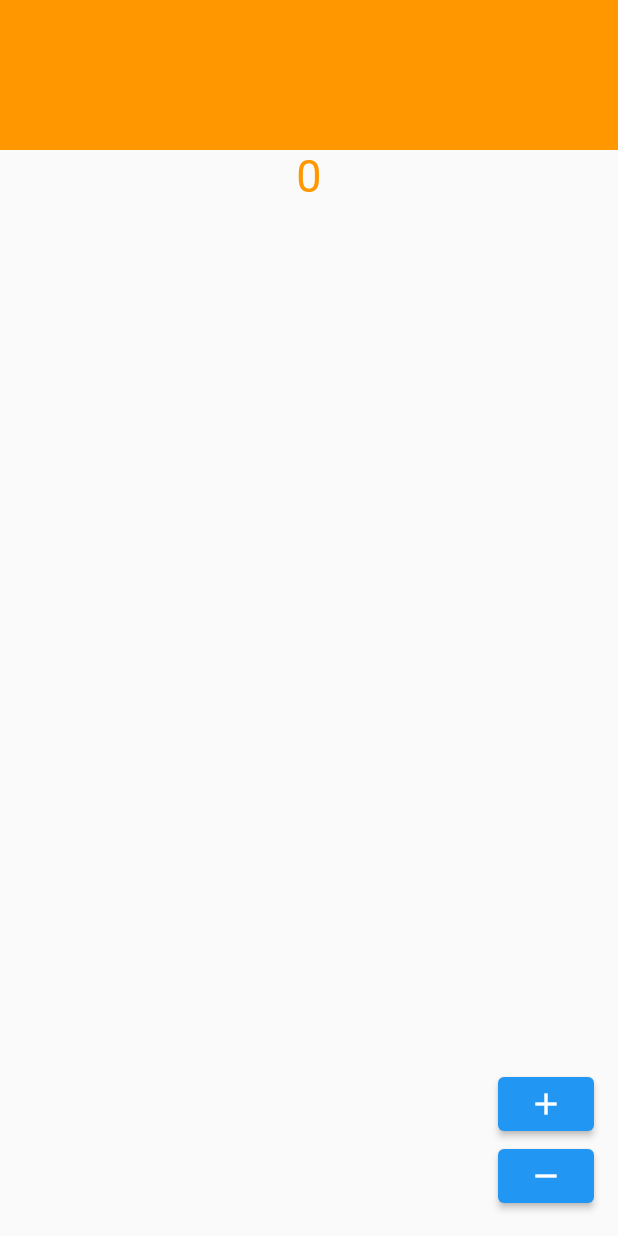
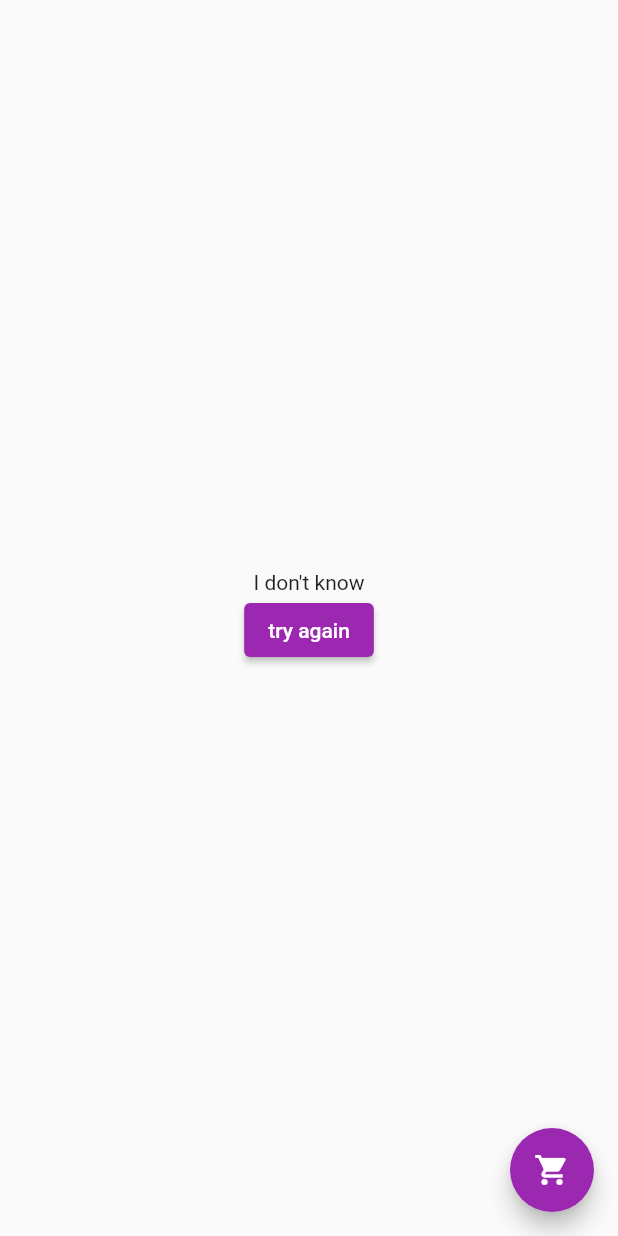
Before and after one commit to nguyentrungnam1/MyApp, a Flutter app: the screen it shows after launch, on a phone screen of 412 x 824 dp. Run offline on Flutter 3.47's test engine with Material 2 defaults, Android fonts, the phone set to English and light mode, and no system bars; our stand-ins replace bloc, dio, flutter_bloc; project files that could hold a hidden picture were left out.

Commit message:
state management bloc

```diff
--- a/lib/bloc/bloc/product_bloc.dart
+++ /dev/null
@@ -1,31 +0,0 @@
-import 'package:bloc/bloc.dart';
-import 'package:equatable/equatable.dart';
-import 'package:my_app/model/product_model.dart';
-
-part 'product_event.dart';
-part 'product_state.dart';
-
-class ProductBloc extends Bloc<ProductEvent, ProductState> {
-  ProductBloc() : super(ProductInitial()) {
-    on<ProductLoadedCounter>((event, emit) async {
-      await Future.delayed(Duration(seconds: 2));
-      emit(const ProductLoaded(product: <Product>[]));
-    });
-
-    on<AddProduct>((event, emit) {
-      if (state is ProductLoaded) {
-        final state = this.state as ProductLoaded;
-        emit(ProductLoaded(
-            product: List.from(state.product)..add(event.product)));
-      }
-    });
-
-    on<RemoveProduct>((event, emit) {
-      if (state is ProductLoaded) {
-        final state = this.state as ProductLoaded;
-        emit(ProductLoaded(
-            product: List.from(state.product)..remove(event.product)));
-      }
-    });
-  }
-}
--- a/lib/bloc/bloc/product_event.dart
+++ /dev/null
@@ -1,28 +0,0 @@
-part of 'product_bloc.dart';
-
-abstract class ProductEvent extends Equatable {
-  const ProductEvent();
-
-  @override
-  List<Object> get props => [];
-}
-
-class ProductLoadedCounter extends ProductEvent {}
-
-class AddProduct extends ProductEvent {
-  final Product product;
-
-  const AddProduct({required this.product});
-
-  @override
-  List<Object> get props => [product];
-}
-
-class RemoveProduct extends ProductEvent {
-  final Product product;
-
-  const RemoveProduct({required this.product});
-
-  @override
-  List<Object> get props => [product];
-}
--- a/lib/bloc/bloc/product_state.dart
+++ /dev/null
@@ -1,19 +0,0 @@
-part of 'product_bloc.dart';
-
-abstract class ProductState extends Equatable {
-  const ProductState();
-
-  @override
-  List<Object> get props => [];
-}
-
-class ProductInitial extends ProductState {}
-
-class ProductLoaded extends ProductState {
-  final List<Product> product;
-
-  const ProductLoaded({required this.product});
-
-  @override
-  List<Object> get props => [product];
-}
--- a/lib/main.dart
+++ b/lib/main.dart
@@ -1,107 +1,6 @@
-import 'dart:math';
-
 import 'package:flutter/material.dart';
-import 'package:flutter_bloc/flutter_bloc.dart';
-import 'package:my_app/bloc/bloc/product_bloc.dart';
-import 'package:my_app/model/product_model.dart';
+import 'package:my_app/store/store_view/strore_view.dart';
 
 void main() {
-  runApp(const MyApp());
+  runApp(const StoreApp());
 }
-
-class MyApp extends StatelessWidget {
-  const MyApp({Key? key}) : super(key: key);
-
-  // This widget is the root of your application.
-  @override
-  Widget build(BuildContext context) {
-    return MultiBlocProvider(
-      providers: [
-        BlocProvider(
-          create: (context) => ProductBloc()..add(ProductLoadedCounter()),
-        )
-      ],
-      child: MaterialApp(
-        debugShowCheckedModeBanner: false,
-        title: 'Flutter Demo',
-        theme: ThemeData(
-          primarySwatch: Colors.blue,
-        ),
-        home: const HomeScreen(),
-      ),
-    );
-  }
-}
-
-class HomeScreen extends StatelessWidget {
-  const HomeScreen({super.key});
-
-  @override
-  Widget build(BuildContext context) {
-    return Scaffold(
-        body: BlocBuilder<ProductBloc, ProductState>(
-          builder: (context, state) {
-            if (state is ProductInitial) {
-              return const CircularProgressIndicator();
-            }
-            if (state is ProductLoaded) {
-              return Column(
-                mainAxisAlignment: MainAxisAlignment.start,
-                children: [
-                  Container(
-                    height: 100,
-                    color: Colors.orange,
-                  ),
-                  Text(
-                    "${state.product.length}",
-                    style: TextStyle(color: Colors.orange, fontSize: 30),
-                  ),
-                  SizedBox(
-                    height: MediaQuery.of(context).size.height / 1.5,
-                    width: MediaQuery.of(context).size.width,
-                    child: Stack(
-                      alignment: Alignment.center,
-                      clipBehavior: Clip.none,
-                      children: [
-                        for (int index = 0;
-                            index < state.product.length;
-                            index++)
-                          Positioned(
-                              left: Random().nextInt(250).toDouble(),
-                              right: Random().nextInt(400).toDouble(),
-                              child: SizedBox(
-                                height: 100,
-                                width: 100,
-                                child: state.product[index].image,
-                              ))
-                      ],
-                    ),
-                  )
-                ],
-              );
-            } else {
-              return Text("something wrong");
-            }
-          },
-        ),
-        floatingActionButton: Column(
-          mainAxisAlignment: MainAxisAlignment.end,
-          children: [
-            ElevatedButton(
-                onPressed: () {
-                  context
-                      .read<ProductBloc>()
-                      .add(AddProduct(product: Product.products[1]));
-                },
-                child: Icon(Icons.add)),
-            ElevatedButton(
-                onPressed: () {
-                  context
-                      .read<ProductBloc>()
-                      .add(RemoveProduct(product: Product.products[1]));
-                },
-                child: Icon(Icons.remove)),
-          ],
-        ));
-  }
-}
--- a/lib/model/product_model.dart
+++ /dev/null
@@ -1,16 +0,0 @@
-import 'package:equatable/equatable.dart';
-import 'package:flutter/material.dart';
-
-class Product extends Equatable {
-  final String id;
-  final String name;
-  final Image image;
-  Product({required this.id, required this.name, required this.image});
-  @override
-  List<Object?> get props => [id, name, image];
-
-  static List<Product> products = [
-    Product(id: "1", name: "test1", image: Image.asset("assets/images/1.png")),
-    Product(id: "2", name: "test2", image: Image.asset("assets/images/2.png"))
-  ];
-}
--- /dev/null
+++ b/lib/store/bloc/product_bloc.dart
@@ -0,0 +1,38 @@
+// ignore: depend_on_referenced_packages
+import 'package:bloc/bloc.dart';
+import 'package:my_app/store/repository/product_repository.dart';
+import 'package:my_app/store/store.dart';
+
+class ProductBloc extends Bloc<ProductEvent, ProductState> {
+  ProductRepository api = ProductRepository();
+  ProductBloc() : super(ProductState()) {
+    on<StoreProductRequest>(
+      (event, emit) async {
+        try {
+          emit(state.copywith1(storeRequest: StoreRequest.requestInProcess));
+
+          final reponse = await api.getProduct();
+          emit(state.copywith1(
+              storeRequest: StoreRequest.requestSuccess, products: reponse));
+        } catch (e) {
+          emit(state.copywith1(storeRequest: StoreRequest.requestFailure));
+        }
+      },
+    );
+    on<AddProductToCart>((event, emit) async {
+      emit(state.copywith1(cartId: {...state.cartId, event.cartId}));
+    });
+    on<RemoveProductFromCart>((event, emit) async {
+      emit(state.copywith1(cartId: {...state.cartId}..remove(event.cartId)));
+    });
+  }
+}
+
+// Future<void> _handleGetProducts(
+//     StoreProductRequest event, Emitter<ProductState> emit) async {
+//       try {
+//         emit()
+//       } catch (e) {
+
+//       }
+//     }
--- /dev/null
+++ b/lib/store/bloc/product_event.dart
@@ -0,0 +1,13 @@
+abstract class ProductEvent {}
+
+class StoreProductRequest extends ProductEvent {}
+
+class AddProductToCart extends ProductEvent {
+  int cartId;
+  AddProductToCart({required this.cartId});
+}
+
+class RemoveProductFromCart extends ProductEvent {
+  int cartId;
+  RemoveProductFromCart({required this.cartId});
+}
--- /dev/null
+++ b/lib/store/bloc/product_state.dart
@@ -0,0 +1,23 @@
+import 'package:my_app/store/store.dart';
+
+enum StoreRequest { unknow, requestInProcess, requestSuccess, requestFailure }
+
+class ProductState {
+  List<Product> products;
+
+  StoreRequest request;
+  Set<int> cartId;
+
+  ProductState(
+      {this.products = const [],
+      this.request = StoreRequest.unknow,
+      this.cartId = const {}});
+  ProductState copywith1(
+          {List<Product>? products,
+          StoreRequest? storeRequest,
+          Set<int>? cartId}) =>
+      ProductState(
+          products: products ?? this.products,
+          request: storeRequest ?? request,
+          cartId: cartId ?? this.cartId);
+}
--- /dev/null
+++ b/lib/store/model/product_model.dart
@@ -0,0 +1,7 @@
+class Product {
+  final int id;
+  final String title;
+  final String image;
+
+  Product({required this.id, required this.title, required this.image});
+}
--- /dev/null
+++ b/lib/store/repository/product_repository.dart
@@ -0,0 +1,18 @@
+import 'package:my_app/store/model/product_model.dart';
+import 'package:dio/dio.dart';
+
+class ProductRepository {
+  final Dio _dio =
+      Dio(BaseOptions(baseUrl: "https://fakestoreapi.com/products"));
+
+  Future<List<Product>> getProduct() async {
+    final reponse = await _dio.get("");
+    return (reponse.data as List)
+        .map((json) => Product(
+              id: json['id'],
+              title: json['title'],
+              image: json['image'],
+            ))
+        .toList();
+  }
+}
--- /dev/null
+++ b/lib/store/store.dart
@@ -0,0 +1,6 @@
+export 'bloc/product_bloc.dart';
+export 'bloc/product_event.dart';
+export 'bloc/product_state.dart';
+export 'model/product_model.dart';
+export 'store_view/strore_view.dart';
+export 'store_view/cart_view.dart';
--- /dev/null
+++ b/lib/store/store_view/strore_view.dart
@@ -0,0 +1,203 @@
+import 'package:flutter/material.dart';
+import 'package:my_app/store/store.dart';
+import 'package:flutter_bloc/flutter_bloc.dart';
+
+class StoreApp extends StatelessWidget {
+  const StoreApp({super.key});
+
+  @override
+  Widget build(BuildContext context) {
+    return MaterialApp(
+      debugShowCheckedModeBanner: false,
+      title: 'Flutter Demo',
+      theme: ThemeData(primarySwatch: Colors.purple),
+      home: BlocProvider(
+        create: (context) => ProductBloc(),
+        child: const StoreView(),
+      ),
+    );
+  }
+}
+
+class StoreView extends StatelessWidget {
+  const StoreView({super.key});
+  void _handleAddToCart(BuildContext context, int cartId) {
+    context.read<ProductBloc>().add(AddProductToCart(cartId: cartId));
+  }
+
+  void _handleRemoveFromCart(BuildContext context, int cartId) {
+    context.read<ProductBloc>().add(RemoveProductFromCart(cartId: cartId));
+  }
+
+  @override
+  Widget build(BuildContext context) {
+    // ignore: no_leading_underscores_for_local_identifiers
+    void _viewCart() {
+      Navigator.push(
+        context,
+        PageRouteBuilder(
+            transitionsBuilder: (_, animation, __, child) {
+              return SlideTransition(
+                position: Tween(
+                  begin: const Offset(0, 1),
+                  end: Offset.zero,
+                ).animate(animation),
+                child: BlocProvider.value(
+                  value: context.read<ProductBloc>(),
+                  child: child,
+                ),
+              );
+            },
+            pageBuilder: (_, __, ___) => const CartScreen()),
+      );
+    }
+
+    return Scaffold(
+      body: BlocBuilder<ProductBloc, ProductState>(
+        builder: (context, state) {
+          if (state.request == StoreRequest.requestInProcess) {
+            return const Center(child: CircularProgressIndicator());
+          }
+          if (state.request == StoreRequest.requestFailure) {
+            return Column(
+              mainAxisAlignment: MainAxisAlignment.center,
+              children: [
+                const Text("requestFailure"),
+                Center(
+                  child: ElevatedButton(
+                      onPressed: () {
+                        context.read<ProductBloc>().add(StoreProductRequest());
+                      },
+                      child: const Text("try again")),
+                )
+              ],
+            );
+          }
+          if (state.request == StoreRequest.unknow) {
+            return Column(
+              mainAxisAlignment: MainAxisAlignment.center,
+              children: [
+                const Text("I don't know"),
+                Center(
+                  child: ElevatedButton(
+                      onPressed: () {
+                        context.read<ProductBloc>().add(StoreProductRequest());
+                      },
+                      child: const Text("try again")),
+                )
+              ],
+            );
+          }
+          return GridView.builder(
+            itemCount: state.products.length,
+            gridDelegate: const SliverGridDelegateWithFixedCrossAxisCount(
+                crossAxisCount: 2),
+            itemBuilder: (context, index) {
+              final product = state.products[index];
+              final inCart = state.cartId.contains(product.id);
+              return Padding(
+                padding: const EdgeInsets.all(5),
+                child: Container(
+                  decoration: BoxDecoration(
+                      color: Colors.white,
+                      borderRadius: BorderRadius.circular(10),
+                      boxShadow: const [
+                        BoxShadow(
+                          color: Colors.grey,
+                          blurRadius: 1,
+                          spreadRadius: 2,
+                          offset: Offset(0, 2), // Shadow position
+                        ),
+                      ]),
+                  width: MediaQuery.of(context).size.width / 2,
+                  child: Column(
+                    children: [
+                      Flexible(
+                          child: Image.network(
+                        product.image,
+                        width: 150,
+                        height: 150,
+                      )),
+                      Text(
+                        product.title,
+                        style: const TextStyle(
+                            fontSize: 20, fontWeight: FontWeight.w600),
+                      ),
+                      Padding(
+                        padding: const EdgeInsets.all(8.0),
+                        child: OutlinedButton(
+                            onPressed: inCart
+                                ? () =>
+                                    _handleRemoveFromCart(context, product.id)
+                                : () => _handleAddToCart(context, product.id),
+                            style: ButtonStyle(
+                                backgroundColor: inCart
+                                    ? MaterialStatePropertyAll<Color>(
+                                        Colors.grey.withOpacity(0.5))
+                                    : null),
+                            child: Row(
+                              children: inCart
+                                  ? const [
+                                      Icon(
+                                        Icons.remove_shopping_cart,
+                                        color: Colors.grey,
+                                      ),
+                                      SizedBox(
+                                        width: 5,
+                                      ),
+                                      Text(
+                                        "Remove From cart",
+                                        style: TextStyle(color: Colors.grey),
+                                      )
+                                    ]
+                                  : const [
+                                      Icon(Icons.add_shopping_cart),
+                                      SizedBox(
+                                        width: 10,
+                                      ),
+                                      Text("Add to cart")
+                                    ],
+                            )),
+                      )
+                    ],
+                  ),
+                ),
+              );
+            },
+          );
+        },
+      ),
+      floatingActionButton: Stack(
+        clipBehavior: Clip.none,
+        children: [
+          Positioned(
+            right: 0,
+            bottom: 0,
+            child: FloatingActionButton(
+              onPressed: _viewCart,
+              child: const Icon(Icons.shopping_cart),
+            ),
+          ),
+          BlocBuilder<ProductBloc, ProductState>(
+            builder: (context, state) {
+              return Positioned(
+                  right: -4,
+                  bottom: 35,
+                  child: state.cartId.isEmpty
+                      ? const SizedBox()
+                      : CircleAvatar(
+                          radius: 15,
+                          backgroundColor: Colors.red,
+                          child: Text("${state.cartId.length}",
+                              style: const TextStyle(
+                                  fontSize: 15,
+                                  color: Colors.white,
+                                  fontWeight: FontWeight.w600)),
+                        ));
+            },
+          )
+        ],
+      ),
+    );
+  }
+}
--- a/pubspec.yaml
+++ b/pubspec.yaml
@@ -36,6 +36,7 @@ dependencies:
   curved_navigation_bar: ^1.0.3
   flutter_bloc: ^8.1.2
   equatable: ^2.0.5
+  dio: ^5.0.2
 
 dev_dependencies:
   flutter_test:
```
Also changed, not shown: lib/store/store_view/cart_view.dart (added, +98 -0 lines), pubspec.lock, 1 other file.
